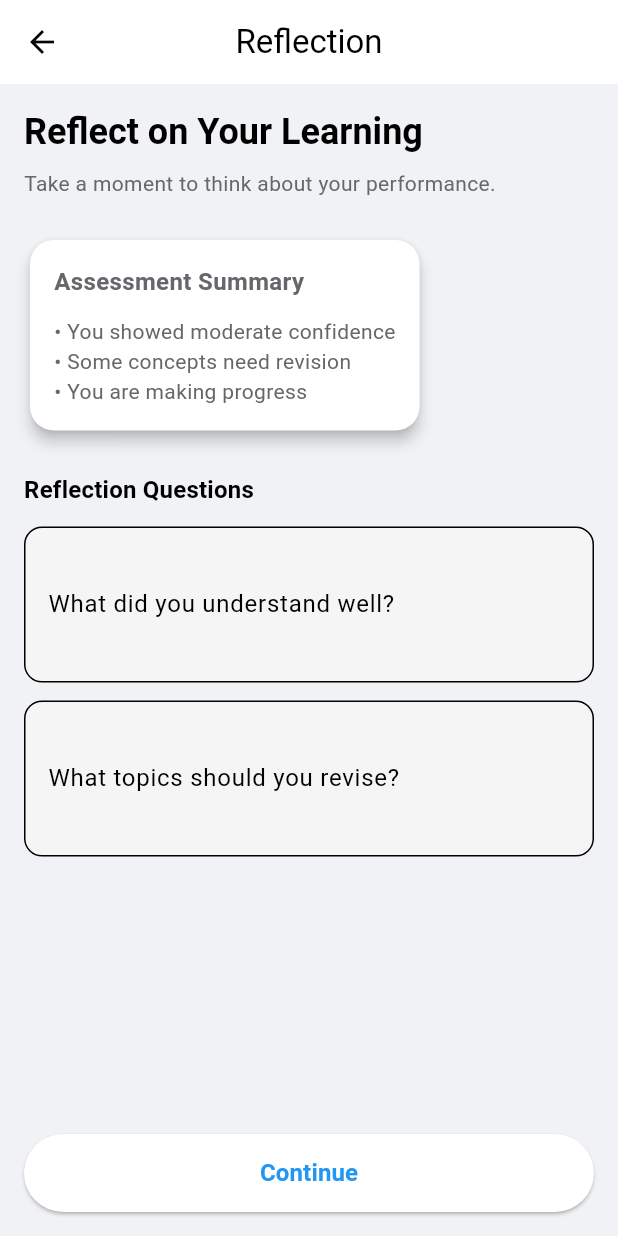
After one commit to fredsuomie/TEAM-17-EXCELERATE-INTERN-PROJ, a Flutter app: the HomeScreen screen opened directly, after a tap on "Reflection", on a phone screen of 412 x 824 dp. The commit adds this screen. Run offline on Flutter 3.47's test engine with Material 3 defaults, Android fonts, the phone set to English and light mode, and no system bars.

Commit message:
Add reflection screen and connect home navigation

```diff
--- a/lib/screens/home_screen.dart
+++ b/lib/screens/home_screen.dart
@@ -1,4 +1,7 @@
 import 'package:flutter/material.dart';
+import 'package:learnsphere/screens/program_list_screen.dart';
+import 'package:learnsphere/screens/reflection_screen.dart';
+
 
 class HomeScreen extends StatelessWidget {
   const HomeScreen({super.key});
@@ -33,18 +36,39 @@ class HomeScreen extends StatelessWidget {
             const SizedBox(height: 24),
 
             /// FEATURE CARDS
-            _FeatureCard(
+            GestureDetector(
+              onTap: () {
+                Navigator.push(
+                  context,
+                  MaterialPageRoute(
+                    builder: (_) => const ProgramListScreen(),
+                  ),
+                );
+              },
+              child: _FeatureCard(
                 icon: Icons.quiz_outlined,
-              title: 'Self Assessment',
-              description: 'Test your understanding and confidence',
+                title: 'Programs',
+                description: 'Browse learning programs and start assessment',
                 isDark: isDark,
               ),
+            ),
+
             const SizedBox(height: 16),
-            _FeatureCard(
+            GestureDetector(
+              onTap: () {
+                Navigator.push(
+                  context,
+                  MaterialPageRoute(
+                    builder: (_) => const ReflectionScreen(),
+                  ),
+                );
+              },
+              child: _FeatureCard(
                 icon: Icons.psychology_outlined,
                 title: 'Reflection',
                 description: 'Reflect on strengths and learning gaps',
                 isDark: isDark,
+              ),
             ),
             const SizedBox(height: 16),
             _FeatureCard(
--- /dev/null
+++ b/lib/screens/reflection_screen.dart
@@ -0,0 +1,133 @@
+import 'package:flutter/material.dart';
+
+class ReflectionScreen extends StatelessWidget {
+  const ReflectionScreen({super.key});
+
+  @override
+  Widget build(BuildContext context) {
+    final isDark = Theme.of(context).brightness == Brightness.dark;
+
+    return Scaffold(
+      appBar: AppBar(
+        title: const Text('Reflection'),
+        centerTitle: true,
+      ),
+      body: Padding(
+        padding: const EdgeInsets.all(16),
+        child: Column(
+          crossAxisAlignment: CrossAxisAlignment.start,
+          children: [
+            /// HEADER
+            Text(
+              'Reflect on Your Learning',
+              style: Theme.of(context).textTheme.headlineSmall?.copyWith(
+                fontWeight: FontWeight.bold,
+              ),
+            ),
+            const SizedBox(height: 8),
+            Text(
+              'Take a moment to think about your performance.',
+              style: Theme.of(context).textTheme.bodyMedium,
+            ),
+
+            const SizedBox(height: 24),
+
+            /// SUMMARY CARD
+            Card(
+              elevation: 4,
+              shape: RoundedRectangleBorder(
+                borderRadius: BorderRadius.circular(16),
+              ),
+              child: Padding(
+                padding: const EdgeInsets.all(16),
+                child: Column(
+                  crossAxisAlignment: CrossAxisAlignment.start,
+                  children: const [
+                    Text(
+                      'Assessment Summary',
+                      style: TextStyle(
+                        fontSize: 16,
+                        fontWeight: FontWeight.bold,
+                      ),
+                    ),
+                    SizedBox(height: 12),
+                    Text('• You showed moderate confidence'),
+                    Text('• Some concepts need revision'),
+                    Text('• You are making progress'),
+                  ],
+                ),
+              ),
+            ),
+
+            const SizedBox(height: 24),
+
+            /// REFLECTION PROMPTS
+            Text(
+              'Reflection Questions',
+              style: Theme.of(context).textTheme.titleMedium?.copyWith(
+                fontWeight: FontWeight.bold,
+              ),
+            ),
+            const SizedBox(height: 12),
+
+            _ReflectionPrompt(
+              text: 'What did you understand well?',
+              isDark: isDark,
+            ),
+            const SizedBox(height: 12),
+            _ReflectionPrompt(
+              text: 'What topics should you revise?',
+              isDark: isDark,
+            ),
+
+            const Spacer(),
+
+            /// CONTINUE BUTTON
+            SizedBox(
+              width: double.infinity,
+              height: 52,
+              child: ElevatedButton(
+                onPressed: () {
+                  // Navigation to Progress screen will be added later
+                },
+                child: const Text(
+                  'Continue',
+                  style: TextStyle(
+                    fontSize: 16,
+                    fontWeight: FontWeight.bold,
+                  ),
+                ),
+              ),
+            ),
+          ],
+        ),
+      ),
+    );
+  }
+}
+
+/// REFLECTION INPUT BOX
+class _ReflectionPrompt extends StatelessWidget {
+  final String text;
+  final bool isDark;
+
+  const _ReflectionPrompt({
+    required this.text,
+    required this.isDark,
+  });
+
+  @override
+  Widget build(BuildContext context) {
+    return TextField(
+      maxLines: 3,
+      decoration: InputDecoration(
+        labelText: text,
+        filled: true,
+        fillColor: isDark ? const Color(0xFF2C2C2C) : Colors.grey.shade100,
+        border: OutlineInputBorder(
+          borderRadius: BorderRadius.circular(12),
+        ),
+      ),
+    );
+  }
+}
--- a/lib/screens/self_assessment_screen.dart
+++ b/lib/screens/self_assessment_screen.dart
@@ -1,4 +1,6 @@
 import 'package:flutter/material.dart';
+import 'package:learnsphere/screens/reflection_screen.dart';
+
 
 class SelfAssessmentScreen extends StatefulWidget {
   const SelfAssessmentScreen({super.key});
@@ -70,7 +72,12 @@ class _SelfAssessmentScreenState extends State<SelfAssessmentScreen> {
                 onPressed: selectedOption == -1
                     ? null
                     : () {
-                  // Navigation to Reflection will be added later
+                  Navigator.push(
+                    context,
+                    MaterialPageRoute(
+                      builder: (_) => const ReflectionScreen(),
+                    ),
+                  );
                 },
                 child: const Text(
                   'Submit Assessment',
```
Lines whose indentation alone changed are shown as unchanged.
